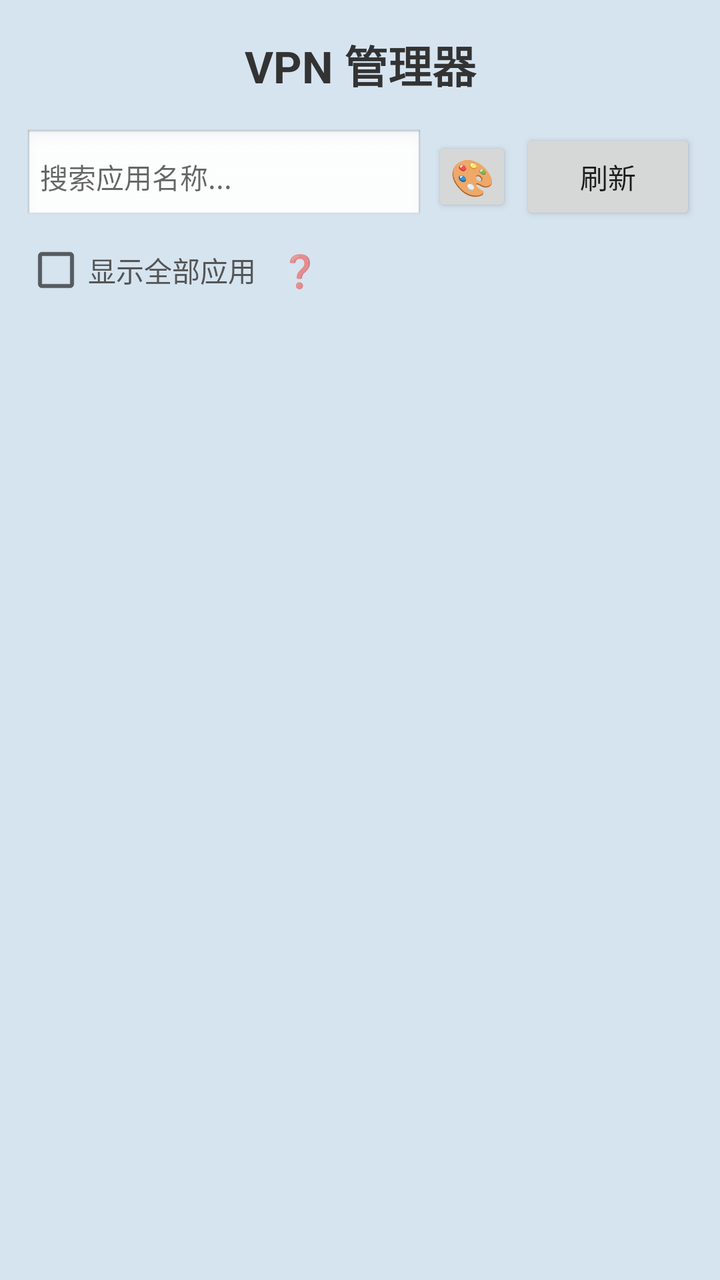
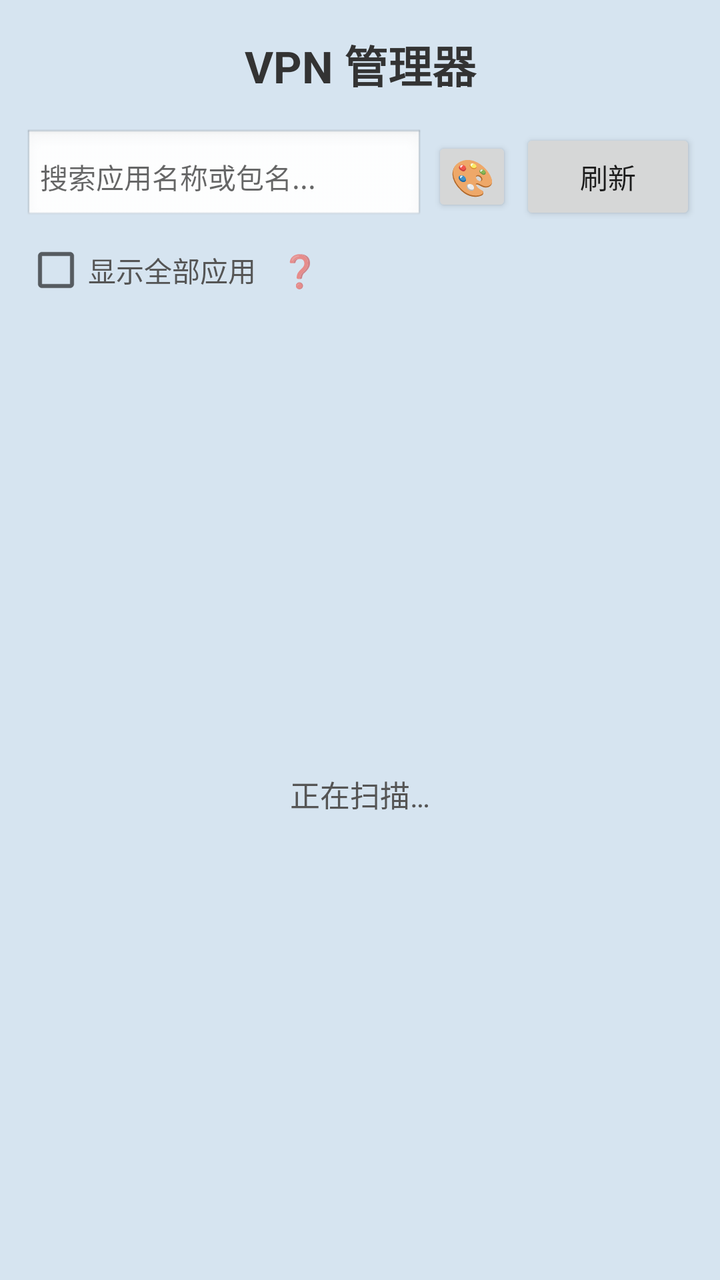

Screens rendered from an Android XML layout before and after an edit, with the pre-edit source and the edit as a unified diff.
<!-- AndroidManifest.xml: application theme android:Theme.Material.Light.NoActionBar -->
<!-- res/layout/activity_main.xml -->
<?xml version="1.0" encoding="utf-8"?>
<LinearLayout xmlns:android="http://schemas.android.com/apk/res/android"
    android:id="@+id/root_layout"
    android:layout_width="match_parent"
    android:layout_height="match_parent"
    android:orientation="vertical"
    android:background="#D6E4F0">

    <TextView
        android:id="@+id/title_text"
        android:layout_width="match_parent"
        android:layout_height="wrap_content"
        android:text="VPN 管理器"
        android:textSize="22sp"
        android:textStyle="bold"
        android:textColor="#333333"
        android:gravity="center"
        android:paddingTop="16dp"
        android:paddingBottom="8dp" />

    <LinearLayout
        android:layout_width="match_parent"
        android:layout_height="wrap_content"
        android:orientation="horizontal"
        android:paddingStart="12dp"
        android:paddingEnd="12dp"
        android:paddingTop="8dp"
        android:gravity="center_vertical">

        <EditText
            android:id="@+id/search_box"
            android:layout_width="0dp"
            android:layout_height="wrap_content"
            android:layout_weight="1"
            android:hint="搜索应用名称..."
            android:textSize="14sp"
            android:background="@android:drawable/edit_text"
            android:padding="8dp"
            android:singleLine="true" />

        <Button
            android:id="@+id/theme_btn"
            android:layout_width="40dp"
            android:layout_height="40dp"
            android:layout_marginStart="4dp"
            android:text="🎨"
            android:textSize="18sp"
            android:padding="0dp" />

        <Button
            android:id="@+id/refresh"
            android:layout_width="wrap_content"
            android:layout_height="wrap_content"
            android:layout_marginStart="4dp"
            android:text="刷新"
            android:textSize="14sp" />
    </LinearLayout>

    
    <LinearLayout
        android:layout_width="match_parent"
        android:layout_height="wrap_content"
        android:orientation="horizontal"
        android:gravity="center_vertical"
        android:layout_marginStart="12dp"
        android:layout_marginTop="4dp"
        android:paddingEnd="12dp">

        <CheckBox
            android:id="@+id/show_all_checkbox"
            android:layout_width="wrap_content"
            android:layout_height="wrap_content"
            android:text="显示全部应用"
            android:textSize="14sp"
            android:textColor="#555555" />

        
        <TextView
            android:id="@+id/tv_help"
            android:layout_width="wrap_content"
            android:layout_height="wrap_content"
            android:text=" ❓ "
            android:textSize="16sp"
            android:padding="8dp" />
    </LinearLayout>

    <ListView
        android:id="@+id/list"
        android:layout_width="match_parent"
        android:layout_height="0dp"
        android:layout_weight="1"
        android:background="@android:color/transparent"
        android:divider="@null"
        android:dividerHeight="0dp" />

</LinearLayout>
<!-- resources referenced by this layout -->
<resources>

</resources>

<!-- the commit's change to res/layout/activity_main.xml (unified diff, before → after) -->
@@ -32,11 +32,13 @@
             android:layout_width="0dp"
             android:layout_height="wrap_content"
             android:layout_weight="1"
-            android:hint="搜索应用名称..."
+            android:hint="搜索应用名称或包名..."
             android:textSize="14sp"
             android:background="@android:drawable/edit_text"
             android:padding="8dp"
-            android:singleLine="true" />
+            android:inputType="text"
+            android:maxLines="1"
+            android:imeOptions="actionSearch" />
 
         <Button
             android:id="@+id/theme_btn"
@@ -56,7 +58,6 @@
             android:textSize="14sp" />
     </LinearLayout>
 
-    
     <LinearLayout
         android:layout_width="match_parent"
         android:layout_height="wrap_content"
@@ -74,7 +75,6 @@
             android:textSize="14sp"
             android:textColor="#555555" />
 
-        
         <TextView
             android:id="@+id/tv_help"
             android:layout_width="wrap_content"
@@ -84,13 +84,28 @@
             android:padding="8dp" />
     </LinearLayout>
 
-    <ListView
-        android:id="@+id/list"
+    <FrameLayout
         android:layout_width="match_parent"
         android:layout_height="0dp"
-        android:layout_weight="1"
-        android:background="@android:color/transparent"
-        android:divider="@null"
-        android:dividerHeight="0dp" />
+        android:layout_weight="1">
+
+        <ListView
+            android:id="@+id/list"
+            android:layout_width="match_parent"
+            android:layout_height="match_parent"
+            android:background="@android:color/transparent"
+            android:divider="@null"
+            android:dividerHeight="0dp" />
+
+        <TextView
+            android:id="@+id/empty_view"
+            android:layout_width="match_parent"
+            android:layout_height="match_parent"
+            android:gravity="center"
+            android:padding="24dp"
+            android:text="正在扫描…"
+            android:textSize="15sp"
+            android:textColor="#555555" />
+    </FrameLayout>
 
 </LinearLayout>
